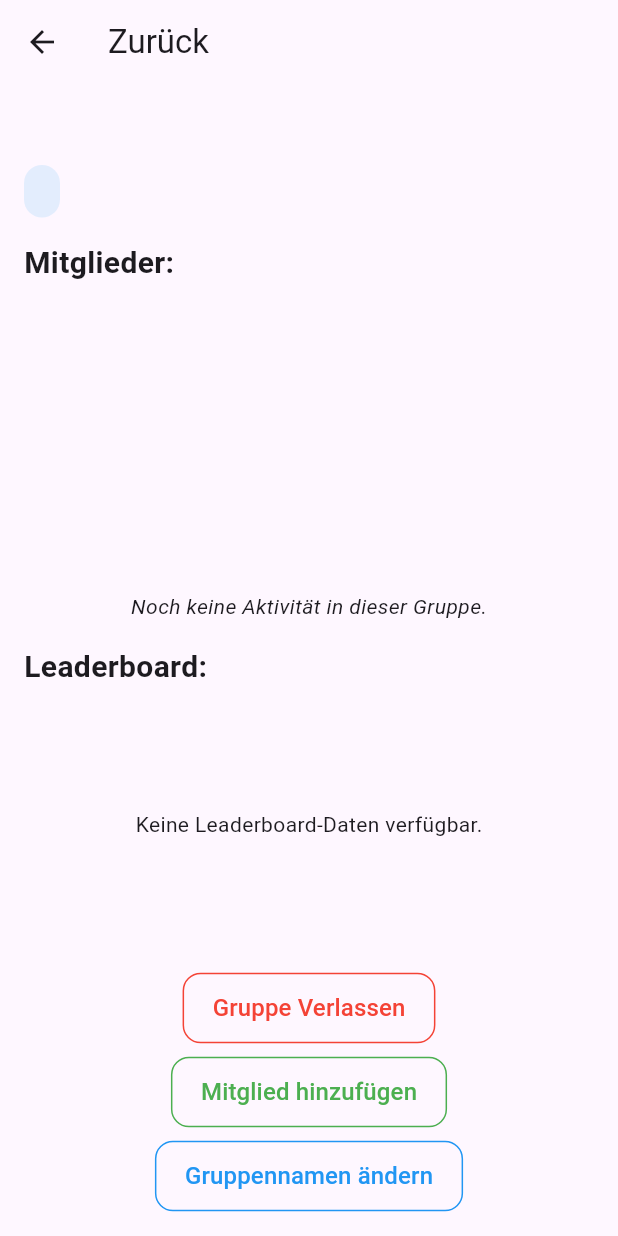
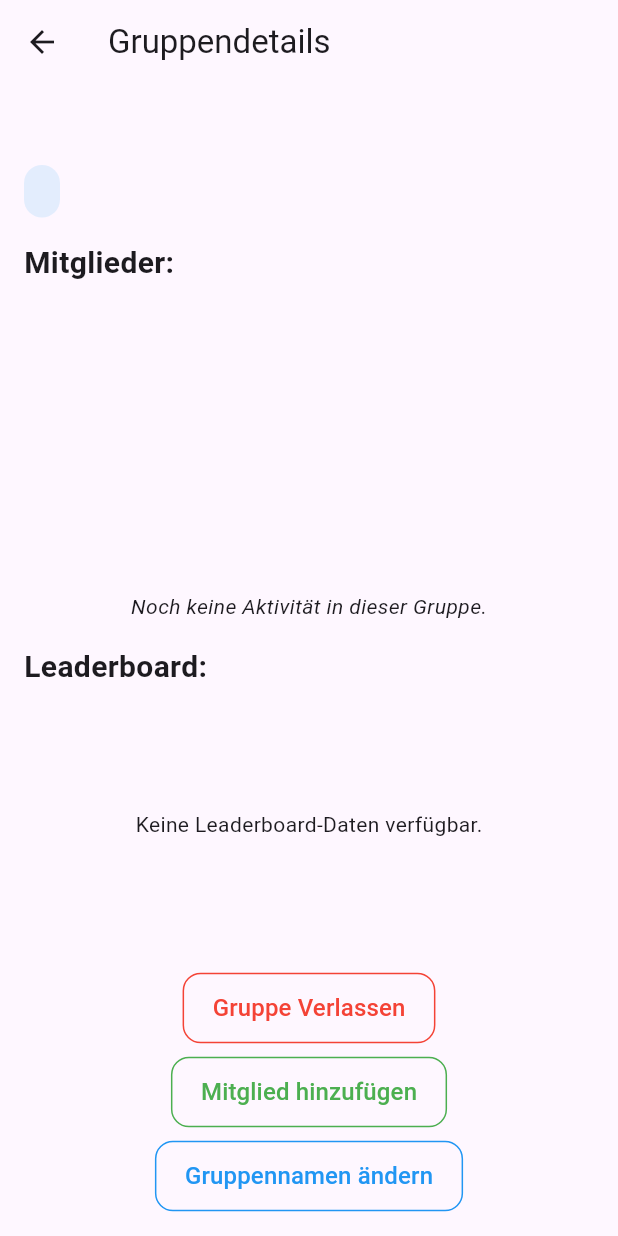
Before and after one commit to Connorh1603/BattleActivity, a Flutter app: the GroupDetailScreen screen opened directly with empty values, on a phone screen of 412 x 824 dp. Run offline on Flutter 3.47's test engine with Material 3 defaults, Android fonts, the phone set to English and light mode, and no system bars; our stand-ins replace cloud_firestore, file_picker, firebase_auth, firebase_core, firebase_storage, fl_chart and 4 more; missing offline and left inert: google_sign_in_platform_interface; accounts and stored records are empty; statements that could not run were skipped.

Commit message:
Hotfix group_detail_screen

```diff
--- a/flutter_application_1/lib/screens/group_detail_screen.dart
+++ b/flutter_application_1/lib/screens/group_detail_screen.dart
@@ -1,4 +1,6 @@
 import 'imports.dart';
+
+
 
 class GroupDetailScreen extends StatelessWidget {
   final String groupId;
@@ -9,10 +11,9 @@ class GroupDetailScreen extends StatelessWidget {
 
   @override
   Widget build(BuildContext context) {
-    print("DEBUG: Benutzername im Detail-Screen: $username");
 
     return Scaffold(
-      appBar: AppBar(title: Text('Zurück')),
+      appBar: AppBar(title: Text('Gruppendetails')),
       body: FutureBuilder<DocumentSnapshot>(
         future: FirebaseFirestore.instance.collection('Groups').doc(groupId).get(),
         builder: (context, snapshot) {
@@ -25,8 +26,8 @@ class GroupDetailScreen extends StatelessWidget {
 
           final groupData = snapshot.data!;
           final groupName = groupData['name'] ?? 'Unbekannte Gruppe';
+          final groupType = groupData['typ'] ?? 'Kein Typ';
           final adminId = groupData['admin'] ?? '';
-          final groupType = groupData['type'] ?? 'Kein Typ';
           final members = List<String>.from(groupData['members'] ?? []);
           final isAdmin = userId == adminId;
 
```
